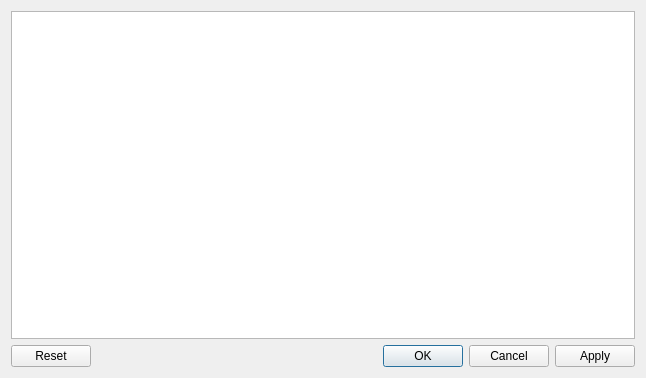
Before: the Qt Designer form userslist.ui in Andrii-hotfix/FriendlyCrypter, drawn with Qt 5.
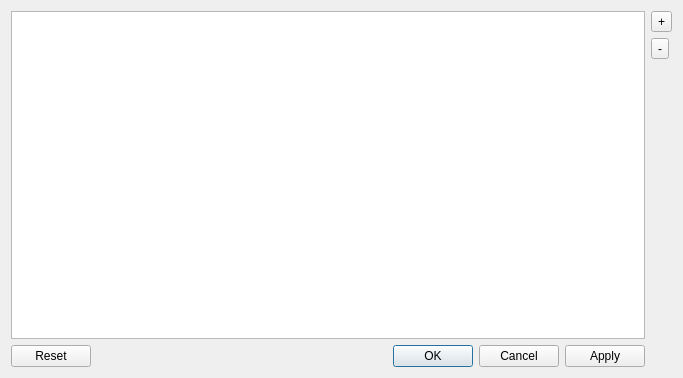
After: the same form once the commit is applied.

Commit message: new rows can be appended

```diff
--- a/userslist.ui
+++ b/userslist.ui
@@ -6,7 +6,7 @@
    <rect>
     <x>0</x>
     <y>0</y>
-    <width>646</width>
+    <width>683</width>
     <height>378</height>
    </rect>
   </property>
@@ -20,22 +20,61 @@
    <string>Dialog</string>
   </property>
   <layout class="QGridLayout" name="gridLayout">
-   <item row="1" column="0">
-    <widget class="QDialogButtonBox" name="buttonBox">
-     <property name="orientation">
-      <enum>Qt::Horizontal</enum>
-     </property>
-     <property name="standardButtons">
-      <set>QDialogButtonBox::Apply|QDialogButtonBox::Cancel|QDialogButtonBox::Ok|QDialogButtonBox::Reset</set>
-     </property>
-    </widget>
-   </item>
    <item row="0" column="0">
-    <widget class="QTableView" name="UsersListView">
-     <property name="sizeAdjustPolicy">
-      <enum>QAbstractScrollArea::AdjustToContents</enum>
-     </property>
-    </widget>
+    <layout class="QHBoxLayout" name="horizontalLayout">
+     <item>
+      <layout class="QVBoxLayout" name="verticalLayout_3">
+       <item>
+        <widget class="QTableView" name="UsersListView">
+         <property name="sizeAdjustPolicy">
+          <enum>QAbstractScrollArea::AdjustToContents</enum>
+         </property>
+        </widget>
+       </item>
+       <item>
+        <widget class="QDialogButtonBox" name="buttonBox">
+         <property name="orientation">
+          <enum>Qt::Horizontal</enum>
+         </property>
+         <property name="standardButtons">
+          <set>QDialogButtonBox::Apply|QDialogButtonBox::Cancel|QDialogButtonBox::Ok|QDialogButtonBox::Reset</set>
+         </property>
+        </widget>
+       </item>
+      </layout>
+     </item>
+     <item>
+      <layout class="QVBoxLayout" name="verticalLayout_2">
+       <item>
+        <widget class="QToolButton" name="addButton">
+         <property name="text">
+          <string>+</string>
+         </property>
+        </widget>
+       </item>
+       <item>
+        <widget class="QToolButton" name="rmButton">
+         <property name="text">
+          <string>-</string>
+         </property>
+        </widget>
+       </item>
+       <item>
+        <spacer name="verticalSpacer">
+         <property name="orientation">
+          <enum>Qt::Vertical</enum>
+         </property>
+         <property name="sizeHint" stdset="0">
+          <size>
+           <width>20</width>
+           <height>40</height>
+          </size>
+         </property>
+        </spacer>
+       </item>
+      </layout>
+     </item>
+    </layout>
    </item>
   </layout>
  </widget>
```
The commit also changes 2 other files.
